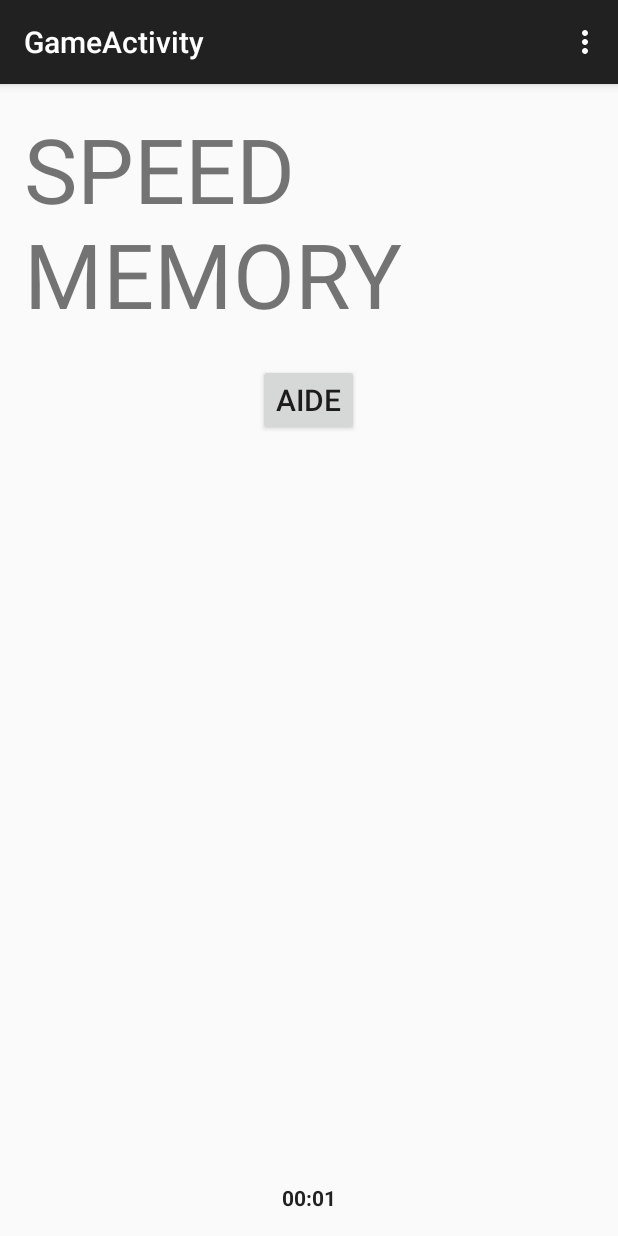
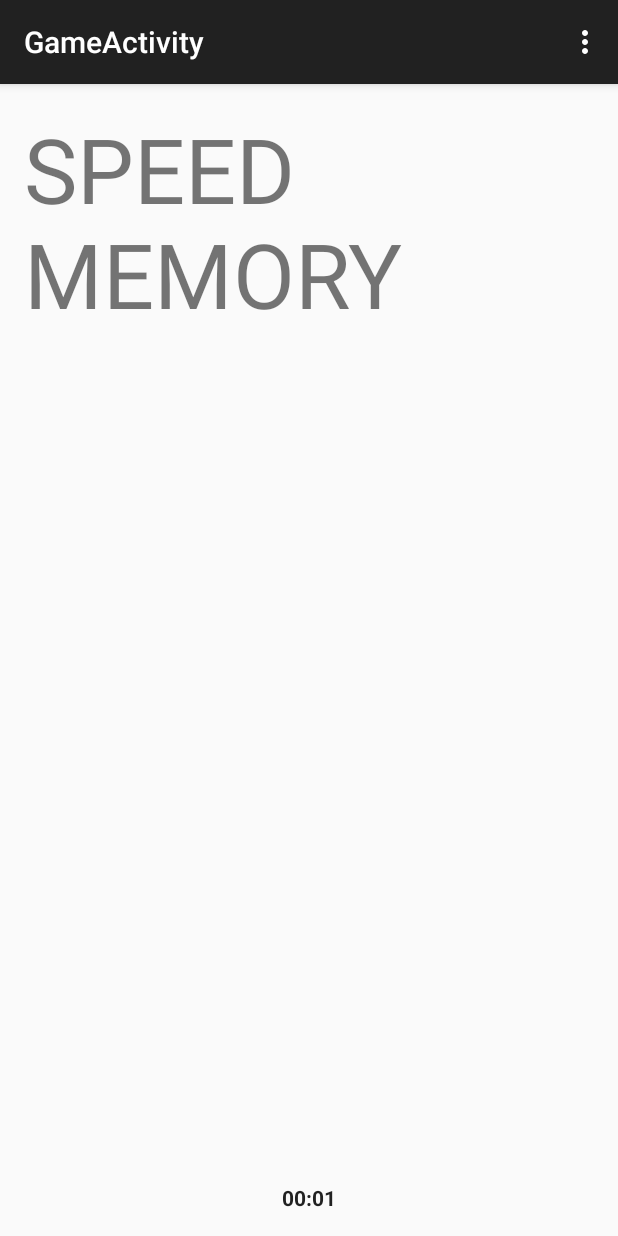
Before and after one commit to greenpumpkin/projetDevint, an Android app: the GameActivity screen opened directly, with no data from a screen before it, on a phone screen of 412 x 824 dp. Run offline under Robolectric (Android 15) with nearby library versions, the light colour scheme and no system bars.

Commit message:
màj *.xml

```diff
--- a/SpeedMemory/app/src/main/res/layout/activity_game.xml
+++ b/SpeedMemory/app/src/main/res/layout/activity_game.xml
@@ -23,16 +23,4 @@
         android:layout_centerHorizontal="true"
         android:textStyle="bold" />
 
-    <Button
-        style="?android:attr/buttonStyleSmall"
-        android:layout_width="wrap_content"
-        android:layout_height="wrap_content"
-        android:text="AIDE"
-        android:textSize="20sp"
-        android:id="@+id/button2"
-        android:layout_marginTop="20dp"
-        android:layout_below="@+id/textView"
-        android:layout_centerHorizontal="true" />
-
-
 </RelativeLayout>
--- a/SpeedMemory/app/src/main/res/layout/activity_help.xml
+++ b/SpeedMemory/app/src/main/res/layout/activity_help.xml
@@ -18,7 +18,7 @@
     <Button
         android:layout_width="wrap_content"
         android:layout_height="wrap_content"
-        android:text="RETOUR AU JEU"
+        android:text="RETOUR"
         android:textSize="20dp"
         android:id="@+id/button3"
         android:layout_alignParentBottom="true"
```
